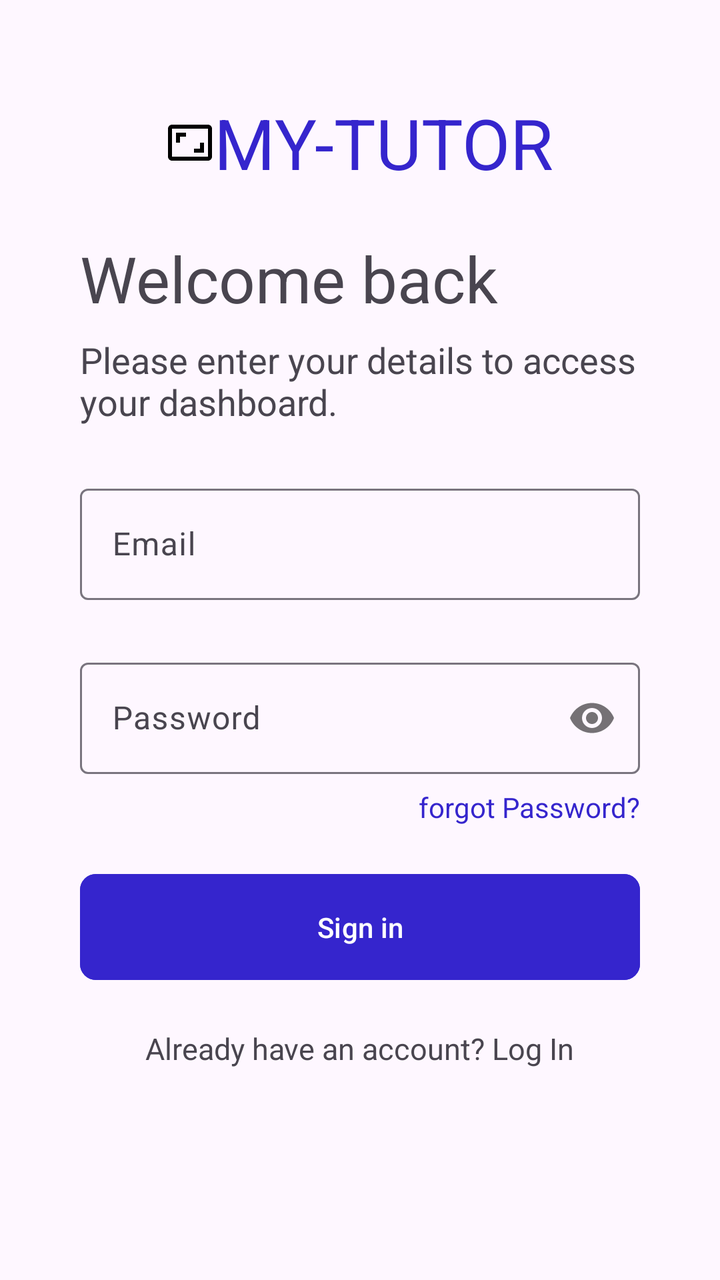
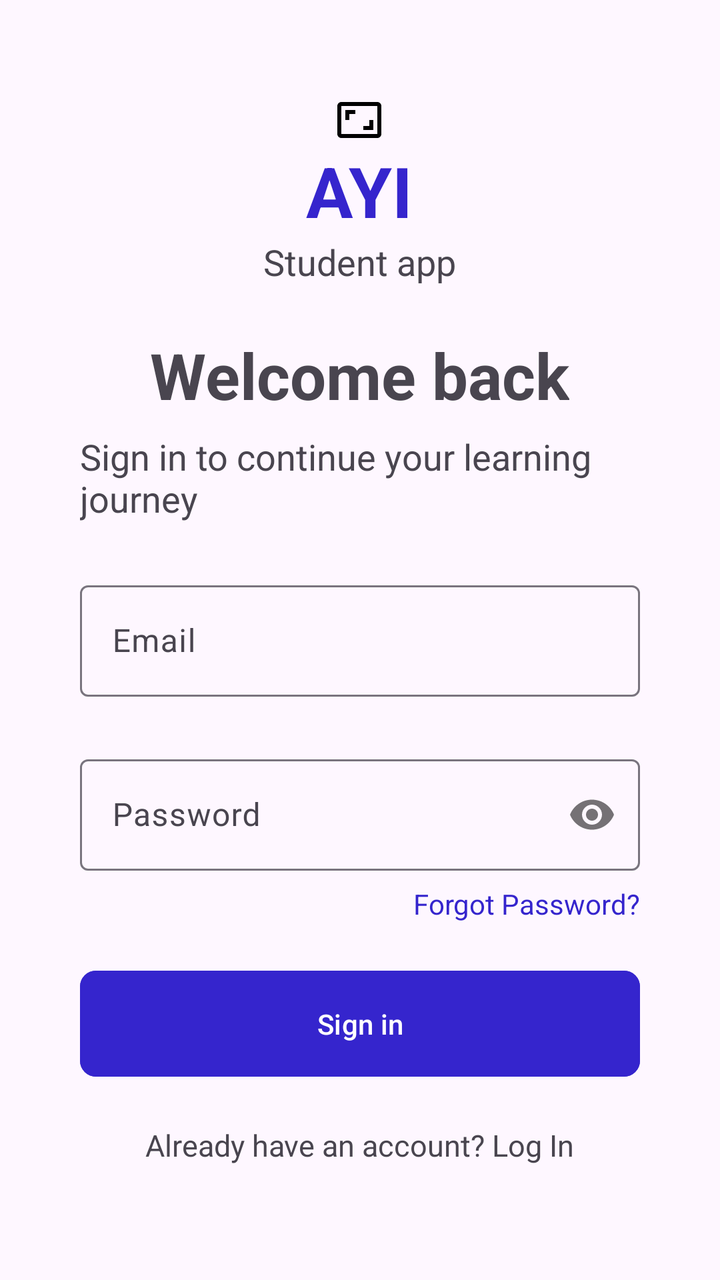

Two renders of the same Android screen: before a commit and after it. Below are the layout's source before the change and the commit's diff.
<!-- AndroidManifest.xml: application theme Theme.MyTutor -->
<!-- res/layout/activity_login.xml -->
<?xml version="1.0" encoding="utf-8"?>
<LinearLayout
    xmlns:android="http://schemas.android.com/apk/res/android"
    xmlns:app="http://schemas.android.com/apk/res-auto"
    xmlns:tools="http://schemas.android.com/tools"
    android:id="@+id/main"
    android:layout_width="match_parent"
    android:layout_height="match_parent"
    android:orientation="vertical"
    tools:context=".LoginActivity">


    <TextView
        android:layout_width="wrap_content"
        android:layout_height="wrap_content"
        android:text="My-Tutor"
        android:textColor="@color/btn"
        android:drawableLeft="@drawable/outline_aspect_ratio_24"
        android:textAllCaps="true"
        android:textSize="35sp"
        android:layout_marginTop="48dp"
        android:layout_gravity="center"/>

    <TextView
        android:layout_width="wrap_content"
        android:layout_height="wrap_content"
        android:text="Welcome back"
        android:textSize="32sp"
        android:layout_marginTop="23dp"
        android:layout_marginHorizontal="40dp"/>
    <TextView
        android:layout_width="wrap_content"
        android:layout_height="wrap_content"
        android:text="Please enter your details to access your dashboard."
        android:textSize="18sp"
        android:layout_marginTop="7.1dp"
        android:layout_marginHorizontal="40dp"/>



    <com.google.android.material.textfield.TextInputLayout
        android:layout_width="match_parent"
        android:layout_marginHorizontal="40dp"
        android:layout_marginTop="26dp"
        android:layout_height="wrap_content">
        <com.google.android.material.textfield.TextInputEditText
            android:id="@+id/email"
            android:layout_width="match_parent"
            android:layout_height="wrap_content"
            android:textColor="@color/textInput"
            android:inputType="textEmailAddress"
            android:hint="Email"/>
    </com.google.android.material.textfield.TextInputLayout>

    <com.google.android.material.textfield.TextInputLayout
        android:layout_width="match_parent"
        android:layout_marginHorizontal="40dp"
        android:layout_marginTop="26dp"
        app:passwordToggleEnabled="true"
        android:layout_height="wrap_content">
        <com.google.android.material.textfield.TextInputEditText
            android:id="@+id/password"
            android:layout_width="match_parent"
            android:layout_height="wrap_content"
            android:textColor="@color/textInput"
            android:inputType="textPassword"
            android:hint="Password"/>
    </com.google.android.material.textfield.TextInputLayout>

    <TextView
        android:layout_width="wrap_content"
        android:layout_height="wrap_content"
        android:id="@+id/forgot"
        android:text="forgot Password?"
        android:textColor="@color/btn"
        android:textSize="14sp"
        android:layout_gravity="end"
        android:layout_marginTop="7.1dp"
        android:clickable="true"
        android:layout_marginHorizontal="40dp"/>

    <com.google.android.material.button.MaterialButton
        android:layout_width="match_parent"
        android:id="@+id/loginBtn"
        android:layout_height="61dp"
        android:layout_marginHorizontal="40dp"
        android:layout_marginTop="20dp"
        android:text="Sign in"
        android:backgroundTint="@color/btn"
        app:cornerRadius="8dp" />

    <TextView
        android:layout_width="wrap_content"
        android:layout_height="wrap_content"
        android:id="@+id/register"
        android:text="Already have an account? Log In"
        android:textSize="15sp"
        android:layout_gravity="center"
        android:layout_marginTop="20dp"
        android:clickable="true"
        android:layout_marginHorizontal="40dp"/>

</LinearLayout>
<!-- resources referenced by this layout -->
<resources>
  <color name="btn">#3525CD</color>
  <color name="textInput">#464555</color>
  <!-- drawable outline_aspect_ratio_24 (drawable) -->
  <vector xmlns:android="http://schemas.android.com/apk/res/android" android:height="24dp" android:tint="#000000" android:viewportHeight="24" android:viewportWidth="24" android:width="24dp">
        
      <path android:fillColor="@android:color/white" android:pathData="M19,12h-2v3h-3v2h5v-5zM7,9h3L10,7L5,7v5h2L7,9zM21,3L3,3c-1.1,0 -2,0.9 -2,2v14c0,1.1 0.9,2 2,2h18c1.1,0 2,-0.9 2,-2L23,5c0,-1.1 -0.9,-2 -2,-2zM21,19.01L3,19.01L3,4.99h18v14.02z"/>
      
  </vector>
  <style name="Theme.MyTutor" parent="Base.Theme.MyTutor" />
  <style name="Base.Theme.MyTutor" parent="Theme.Material3.DayNight.NoActionBar">
          
          
      </style>
</resources>

<!-- the commit's change to res/layout/activity_login.xml (unified diff, before → after) -->
@@ -13,25 +13,36 @@
     <TextView
         android:layout_width="wrap_content"
         android:layout_height="wrap_content"
-        android:text="My-Tutor"
+        android:text="AYI"
+        android:textStyle="bold"
         android:textColor="@color/btn"
-        android:drawableLeft="@drawable/outline_aspect_ratio_24"
+        android:drawableTop="@drawable/outline_aspect_ratio_24"
         android:textAllCaps="true"
         android:textSize="35sp"
         android:layout_marginTop="48dp"
         android:layout_gravity="center"/>
+    <TextView
+        android:layout_width="wrap_content"
+        android:layout_height="wrap_content"
+        android:layout_gravity="center"
+        android:text="Student app"
+        android:textSize="18sp"
+        android:layout_marginHorizontal="40dp"/>
+
 
     <TextView
         android:layout_width="wrap_content"
         android:layout_height="wrap_content"
         android:text="Welcome back"
         android:textSize="32sp"
+        android:layout_gravity="center"
+        android:textStyle="bold"
         android:layout_marginTop="23dp"
         android:layout_marginHorizontal="40dp"/>
     <TextView
         android:layout_width="wrap_content"
         android:layout_height="wrap_content"
-        android:text="Please enter your details to access your dashboard."
+        android:text="Sign in to continue your learning journey"
         android:textSize="18sp"
         android:layout_marginTop="7.1dp"
         android:layout_marginHorizontal="40dp"/>
@@ -71,7 +82,7 @@
         android:layout_width="wrap_content"
         android:layout_height="wrap_content"
         android:id="@+id/forgot"
-        android:text="forgot Password?"
+        android:text="Forgot Password?"
         android:textColor="@color/btn"
         android:textSize="14sp"
         android:layout_gravity="end"
@@ -89,6 +100,7 @@
         android:backgroundTint="@color/btn"
         app:cornerRadius="8dp" />
 
+
     <TextView
         android:layout_width="wrap_content"
         android:layout_height="wrap_content"
